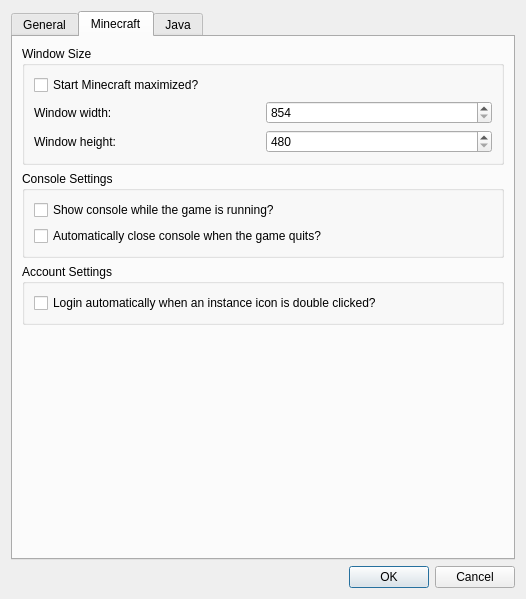
The window that gui/dialogs/SettingsDialog.ui (FreesmTeam/FreesmLauncher) describes before a commit, drawn with Qt 5.
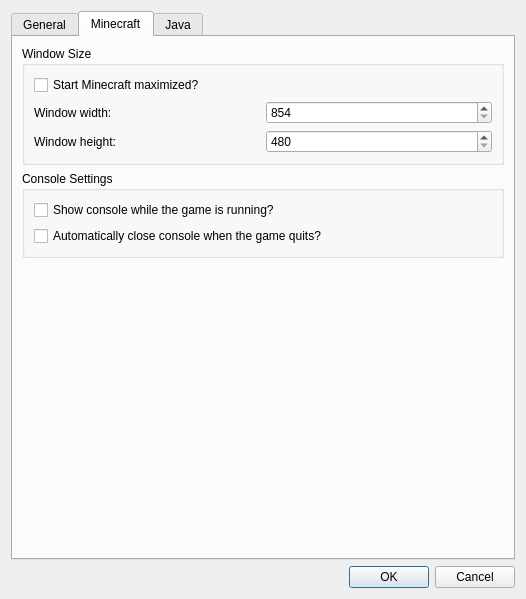
The same window after the commit. The open tabs and pages were chosen to show the change. Icons and pictures are not drawn.

Commit message: Remove obsolete auto login option.

```diff
--- a/gui/dialogs/SettingsDialog.ui
+++ b/gui/dialogs/SettingsDialog.ui
@@ -261,22 +261,6 @@
          </layout>
         </widget>
        </item>
-       <item>
-        <widget class="QGroupBox" name="accountSettingsBox">
-         <property name="title">
-          <string>Account Settings</string>
-         </property>
-         <layout class="QVBoxLayout" name="verticalLayout">
-          <item>
-           <widget class="QCheckBox" name="autoLoginCheckBox">
-            <property name="text">
-             <string>Login automatically when an instance icon is double clicked?</string>
-            </property>
-           </widget>
-          </item>
-         </layout>
-        </widget>
-       </item>
        <item>
         <spacer name="verticalSpacerMinecraft">
          <property name="orientation">
```
The commit also changes 5 other files.
